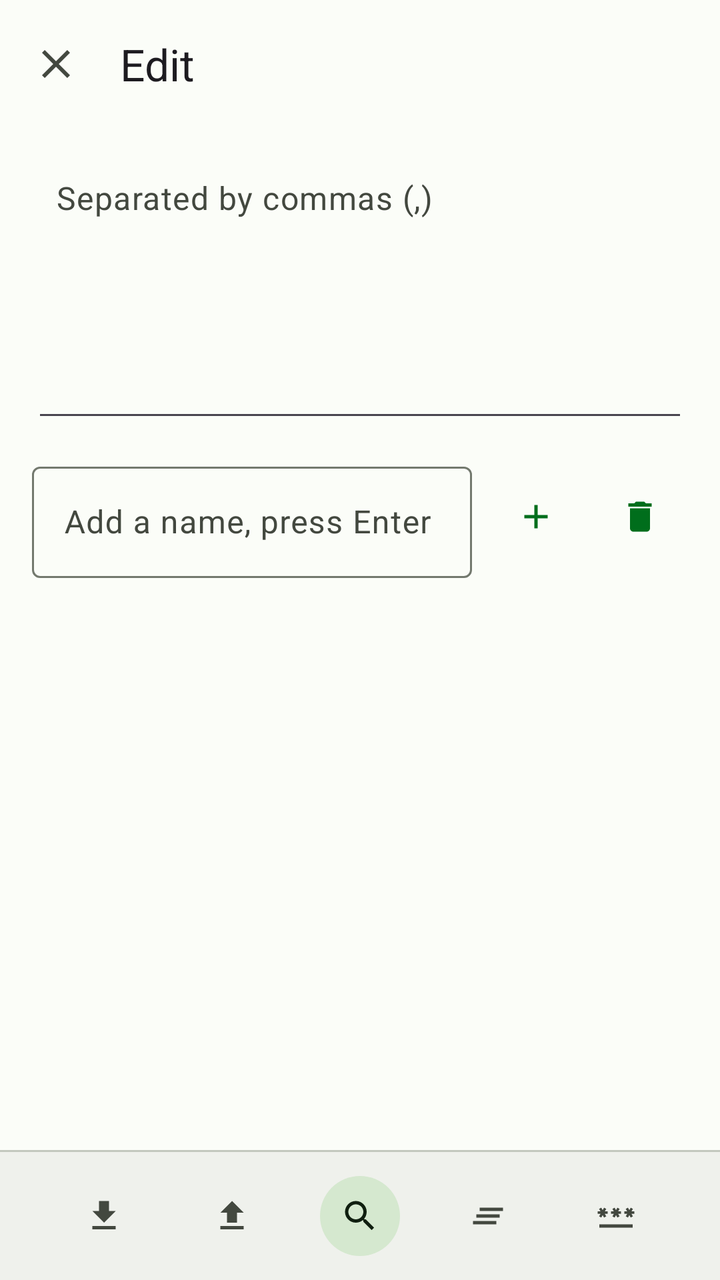
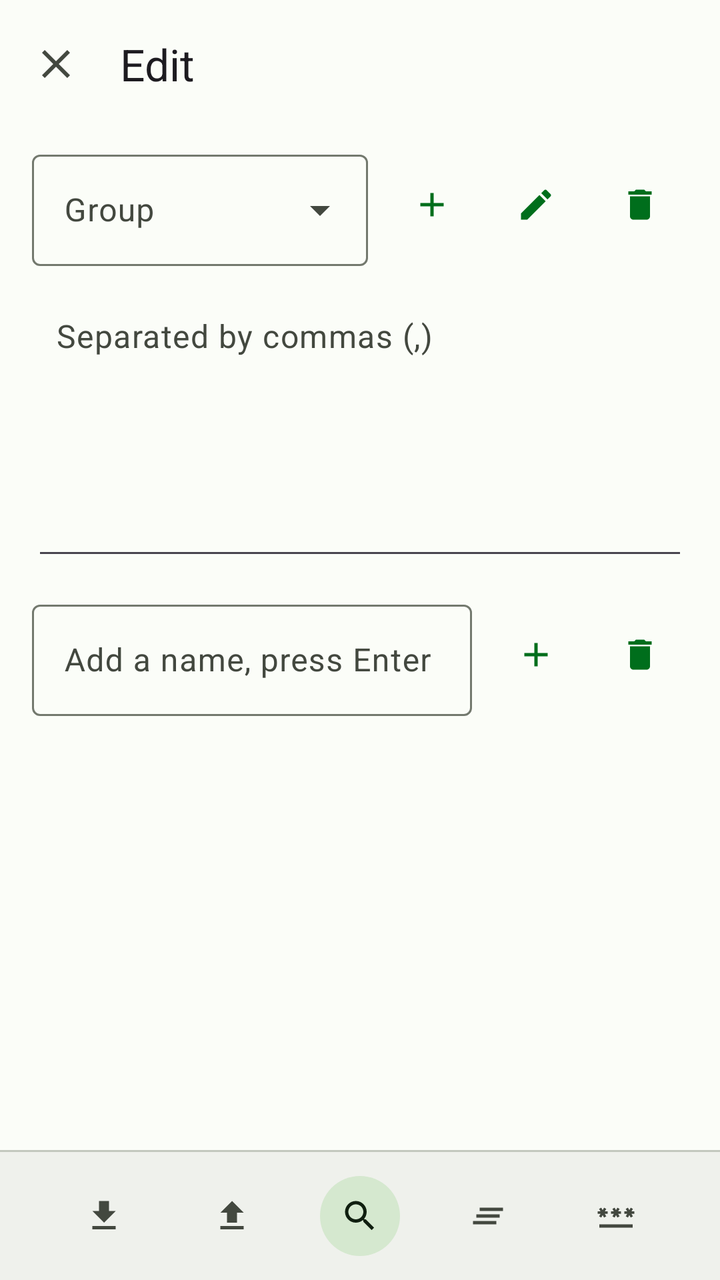

Compare the two renders of this Android layout. The source of the first and the diff that turns it into the second are given below.
<!-- AndroidManifest.xml: application theme Theme.Drawer -->
<!-- res/layout/activity_edit.xml -->
<?xml version="1.0" encoding="utf-8"?>
<LinearLayout xmlns:android="http://schemas.android.com/apk/res/android"
    xmlns:app="http://schemas.android.com/apk/res-auto"
    xmlns:tools="http://schemas.android.com/tools"
    android:id="@+id/edit_layout"
    android:layout_width="match_parent"
    android:layout_height="match_parent"
    android:focusable="true"
    android:focusableInTouchMode="true"
    android:orientation="vertical"
    tools:context=".EditActivity">

    <com.google.android.material.appbar.MaterialToolbar
        android:id="@+id/edit_topAppBar"
        android:layout_width="match_parent"
        android:layout_height="wrap_content"
        android:minHeight="?attr/actionBarSize"
        app:navigationIcon="@drawable/ic_close"
        app:title="@string/lists_edit" />

    <EditText
        android:id="@+id/edit_text_area"
        android:layout_width="match_parent"
        android:layout_height="@dimen/edit_text_area_height"
        android:layout_marginStart="@dimen/spacing_l"
        android:layout_marginTop="@dimen/spacing_m"
        android:layout_marginEnd="@dimen/spacing_l"
        android:layout_marginBottom="@dimen/spacing_m"
        android:gravity="top|start"
        android:hint="@string/lists_edit_tip"
        android:inputType="textMultiLine"
        android:padding="@dimen/spacing_m"
        android:textAppearance="?attr/textAppearanceBodyLarge"
        android:textColorHint="?attr/colorOnSurfaceVariant"
        tools:ignore="Autofill,VisualLintTextFieldSize" />

    <LinearLayout
        android:layout_width="match_parent"
        android:layout_height="wrap_content"
        android:layout_marginStart="@dimen/spacing_l"
        android:layout_marginEnd="@dimen/spacing_l"
        android:gravity="center_vertical"
        android:orientation="horizontal">

        <com.google.android.material.textfield.TextInputLayout
            style="@style/Widget.Material3.TextInputLayout.OutlinedBox"
            android:layout_width="0dp"
            android:layout_height="wrap_content"
            android:layout_weight="1"
            android:hint="@string/edit_add_hint">

            <com.google.android.material.textfield.TextInputEditText
                android:id="@+id/add_text_input"
                android:layout_width="match_parent"
                android:layout_height="wrap_content"
                android:imeOptions="actionDone"
                android:inputType="text"
                android:maxLines="1"
                android:textAppearance="?attr/textAppearanceBodyLarge" />
        </com.google.android.material.textfield.TextInputLayout>

        <com.google.android.material.button.MaterialButton
            android:id="@+id/add_btn"
            style="@style/Widget.Material3.Button.IconButton"
            android:layout_width="wrap_content"
            android:layout_height="wrap_content"
            android:layout_marginStart="@dimen/spacing_s"
            android:contentDescription="@string/content_desc_add"
            app:icon="@drawable/ic_add" />

        <com.google.android.material.button.MaterialButton
            android:id="@+id/remove_btn"
            style="@style/Widget.Material3.Button.IconButton"
            android:layout_width="wrap_content"
            android:layout_height="wrap_content"
            android:layout_marginStart="@dimen/spacing_xs"
            android:contentDescription="@string/content_desc_remove"
            app:icon="@drawable/ic_delete" />
    </LinearLayout>

    <LinearLayout
        android:layout_width="match_parent"
        android:layout_height="wrap_content"
        android:orientation="horizontal"
        android:paddingStart="@dimen/spacing_l"
        android:paddingTop="@dimen/spacing_xs"
        android:paddingEnd="@dimen/spacing_l">

        <TextView
            android:id="@+id/total_text"
            android:layout_width="0dp"
            android:layout_height="wrap_content"
            android:layout_weight="1"
            android:gravity="start"
            android:textAlignment="viewStart"
            android:textAppearance="?attr/textAppearanceBodySmall"
            android:textColor="?attr/colorOnSurfaceVariant" />

        <TextView
            android:id="@+id/selected_text"
            android:layout_width="wrap_content"
            android:layout_height="wrap_content"
            android:textAppearance="?attr/textAppearanceBodySmall"
            android:textColor="?attr/colorOnSurfaceVariant" />
    </LinearLayout>

    <ListView
        android:id="@+id/list_view"
        android:layout_width="match_parent"
        android:layout_height="0dp"
        android:layout_marginStart="@dimen/spacing_l"
        android:layout_marginTop="@dimen/spacing_xs"
        android:layout_marginEnd="@dimen/spacing_l"
        android:layout_marginBottom="@dimen/spacing_xs"
        android:layout_weight="1"
        android:choiceMode="multipleChoice"
        android:divider="@android:color/transparent"
        android:dividerHeight="2dp"
        android:overScrollMode="never" />

    <View
        android:layout_width="match_parent"
        android:layout_height="1dp"
        android:background="?attr/colorOutlineVariant" />

    <LinearLayout
        android:id="@+id/bottom_button_bar"
        android:layout_width="match_parent"
        android:layout_height="wrap_content"
        android:background="?attr/colorSurfaceContainer"
        android:gravity="center"
        android:orientation="horizontal"
        android:paddingTop="@dimen/spacing_s"
        android:paddingBottom="@dimen/spacing_s">

        <com.google.android.material.button.MaterialButton
            android:id="@+id/bottom_import_btn"
            style="@style/Widget.Material3.Button.IconButton"
            android:layout_width="wrap_content"
            android:layout_height="wrap_content"
            android:layout_marginStart="@dimen/spacing_s"
            android:layout_marginEnd="@dimen/spacing_s"
            android:contentDescription="@string/action_import"
            app:icon="@drawable/ic_import"
            app:iconTint="?attr/colorOnSurfaceVariant" />

        <com.google.android.material.button.MaterialButton
            android:id="@+id/bottom_export_btn"
            style="@style/Widget.Material3.Button.IconButton"
            android:layout_width="wrap_content"
            android:layout_height="wrap_content"
            android:layout_marginStart="@dimen/spacing_s"
            android:layout_marginEnd="@dimen/spacing_s"
            android:contentDescription="@string/action_export"
            app:icon="@drawable/ic_export"
            app:iconTint="?attr/colorOnSurfaceVariant" />

        <com.google.android.material.button.MaterialButton
            android:id="@+id/bottom_find_btn"
            style="@style/Widget.Material3.Button.IconButton.Filled.Tonal"
            android:layout_width="wrap_content"
            android:layout_height="wrap_content"
            android:layout_marginStart="@dimen/spacing_s"
            android:layout_marginEnd="@dimen/spacing_s"
            android:contentDescription="@string/action_find"
            app:icon="@drawable/ic_search"
            app:iconTint="?attr/colorOnSecondaryContainer" />

        <com.google.android.material.button.MaterialButton
            android:id="@+id/bottom_clear_btn"
            style="@style/Widget.Material3.Button.IconButton"
            android:layout_width="wrap_content"
            android:layout_height="wrap_content"
            android:layout_marginStart="@dimen/spacing_s"
            android:layout_marginEnd="@dimen/spacing_s"
            android:contentDescription="@string/action_clear"
            app:icon="@drawable/ic_clear"
            app:iconTint="?attr/colorOnSurfaceVariant" />

        <com.google.android.material.button.MaterialButton
            android:id="@+id/bottom_password_btn"
            style="@style/Widget.Material3.Button.IconButton"
            android:layout_width="wrap_content"
            android:layout_height="wrap_content"
            android:layout_marginStart="@dimen/spacing_s"
            android:layout_marginEnd="@dimen/spacing_s"
            android:contentDescription="@string/password"
            app:icon="@drawable/ic_password"
            app:iconTint="?attr/colorOnSurfaceVariant" />
    </LinearLayout>
</LinearLayout>
<!-- resources referenced by this layout -->
<resources>
  <dimen name="edit_text_area_height">140dp</dimen>
  <dimen name="spacing_l">16dp</dimen>
  <dimen name="spacing_m">12dp</dimen>
  <dimen name="spacing_s">8dp</dimen>
  <dimen name="spacing_xs">4dp</dimen>
  <!-- drawable ic_add (drawable) -->
  <vector xmlns:android="http://schemas.android.com/apk/res/android"
      android:width="24dp"
      android:height="24dp"
      android:tint="?attr/colorOnSurfaceVariant"
      android:viewportWidth="24"
      android:viewportHeight="24">
      <path
          android:fillColor="@android:color/white"
          android:pathData="M19,13h-6v6h-2v-6H5v-2h6V5h2v6h6v2z" />
  </vector>
  <string name="action_clear">Clear</string>
  <string name="action_export">Export</string>
  <string name="action_find">Find</string>
  <string name="action_import">Import</string>
  <string name="content_desc_add">Add</string>
  <string name="content_desc_remove">Remove selected</string>
  <string name="edit_add_hint">Add a name, press Enter</string>
  <string name="lists_edit">Edit</string>
  <string name="lists_edit_tip">Separated by commas (,)</string>
  <string name="password">Password</string>
  <color name="md_theme_primary">#006E1C</color>
  <color name="md_theme_onPrimary">#FFFFFF</color>
  <color name="md_theme_primaryContainer">#94F990</color>
  <color name="md_theme_onPrimaryContainer">#002204</color>
  <color name="md_theme_secondary">#52634F</color>
  <color name="md_theme_onSecondary">#FFFFFF</color>
  <color name="md_theme_secondaryContainer">#D5E8CF</color>
  <color name="md_theme_onSecondaryContainer">#101F10</color>
  <color name="md_theme_tertiary">#38656A</color>
  <color name="md_theme_onTertiary">#FFFFFF</color>
  <color name="md_theme_tertiaryContainer">#BCEBF0</color>
  <color name="md_theme_onTertiaryContainer">#002023</color>
  <color name="md_theme_error">#BA1A1A</color>
  <color name="md_theme_onError">#FFFFFF</color>
  <color name="md_theme_errorContainer">#FFDAD6</color>
  <color name="md_theme_onErrorContainer">#410002</color>
  <color name="md_theme_background">#FBFDF8</color>
  <color name="md_theme_onBackground">#191C19</color>
  <color name="md_theme_surface">#FBFDF8</color>
  <color name="md_theme_onSurface">#191C19</color>
  <color name="md_theme_surfaceVariant">#DFE4DB</color>
  <color name="md_theme_onSurfaceVariant">#43483F</color>
  <color name="md_theme_outline">#73796E</color>
  <color name="md_theme_outlineVariant">#C3C8BE</color>
  <color name="md_theme_inverseSurface">#2E312E</color>
  <color name="md_theme_inverseOnSurface">#F0F1EC</color>
  <color name="md_theme_inversePrimary">#79DC75</color>
  <color name="md_theme_surfaceDim">#DBDFD9</color>
  <color name="md_theme_surfaceBright">#FBFDF8</color>
  <color name="md_theme_surfaceContainerLowest">#FFFFFF</color>
  <color name="md_theme_surfaceContainerLow">#F5F7F1</color>
  <color name="md_theme_surfaceContainer">#EFF1EC</color>
  <color name="md_theme_surfaceContainerHigh">#E9EBE6</color>
  <color name="md_theme_surfaceContainerHighest">#E4E6E0</color>
  <!-- unchanged entries left out for length: 8 -->
</resources>

<!-- the commit's change to res/layout/activity_edit.xml (unified diff, before → after) -->
@@ -17,6 +17,59 @@
         android:minHeight="?attr/actionBarSize"
         app:navigationIcon="@drawable/ic_close"
         app:title="@string/lists_edit" />
+
+    <LinearLayout
+        android:id="@+id/group_row"
+        android:layout_width="match_parent"
+        android:layout_height="wrap_content"
+        android:gravity="center_vertical"
+        android:orientation="horizontal"
+        android:paddingStart="@dimen/spacing_l"
+        android:paddingTop="@dimen/spacing_s"
+        android:paddingEnd="@dimen/spacing_l">
+
+        <com.google.android.material.textfield.TextInputLayout
+            style="@style/Widget.Material3.TextInputLayout.OutlinedBox.ExposedDropdownMenu"
+            android:layout_width="0dp"
+            android:layout_height="wrap_content"
+            android:layout_weight="1"
+            android:hint="@string/group_label">
+
+            <com.google.android.material.textfield.MaterialAutoCompleteTextView
+                android:id="@+id/edit_group_dropdown"
+                android:layout_width="match_parent"
+                android:layout_height="wrap_content"
+                android:inputType="none"
+                android:textAppearance="?attr/textAppearanceBodyLarge" />
+        </com.google.android.material.textfield.TextInputLayout>
+
+        <com.google.android.material.button.MaterialButton
+            android:id="@+id/group_add_btn"
+            style="@style/Widget.Material3.Button.IconButton"
+            android:layout_width="wrap_content"
+            android:layout_height="wrap_content"
+            android:layout_marginStart="@dimen/spacing_s"
+            android:contentDescription="@string/group_add"
+            app:icon="@drawable/ic_add" />
+
+        <com.google.android.material.button.MaterialButton
+            android:id="@+id/group_rename_btn"
+            style="@style/Widget.Material3.Button.IconButton"
+            android:layout_width="wrap_content"
+            android:layout_height="wrap_content"
+            android:layout_marginStart="@dimen/spacing_xs"
+            android:contentDescription="@string/group_rename"
+            app:icon="@drawable/ic_edit" />
+
+        <com.google.android.material.button.MaterialButton
+            android:id="@+id/group_delete_btn"
+            style="@style/Widget.Material3.Button.IconButton"
+            android:layout_width="wrap_content"
+            android:layout_height="wrap_content"
+            android:layout_marginStart="@dimen/spacing_xs"
+            android:contentDescription="@string/group_delete"
+            app:icon="@drawable/ic_delete" />
+    </LinearLayout>
 
     <EditText
         android:id="@+id/edit_text_area"
<!-- resource entries referenced after the edit -->
@@ -16,6 +16,17 @@
           android:fillColor="@android:color/white"
           android:pathData="M19,13h-6v6h-2v-6H5v-2h6V5h2v6h6v2z" />
   </vector>
+  <!-- drawable ic_edit (drawable) -->
+  <vector xmlns:android="http://schemas.android.com/apk/res/android"
+      android:width="24dp"
+      android:height="24dp"
+      android:tint="?attr/colorOnSurfaceVariant"
+      android:viewportWidth="24"
+      android:viewportHeight="24">
+      <path
+          android:fillColor="@android:color/white"
+          android:pathData="M3,17.25V21h3.75L17.81,9.94l-3.75,-3.75L3,17.25zM20.71,7.04c0.39,-0.39 0.39,-1.02 0,-1.41l-2.34,-2.34c-0.39,-0.39 -1.02,-0.39 -1.41,0l-1.83,1.83 3.75,3.75 1.83,-1.83z" />
+  </vector>
   <string name="action_clear">Clear</string>
   <string name="action_export">Export</string>
   <string name="action_find">Find</string>
@@ -23,6 +34,10 @@
   <string name="content_desc_add">Add</string>
   <string name="content_desc_remove">Remove selected</string>
   <string name="edit_add_hint">Add a name, press Enter</string>
+  <string name="group_add">New group</string>
+  <string name="group_delete">Delete group</string>
+  <string name="group_label">Group</string>
+  <string name="group_rename">Rename group</string>
   <string name="lists_edit">Edit</string>
   <string name="lists_edit_tip">Separated by commas (,)</string>
   <string name="password">Password</string>
